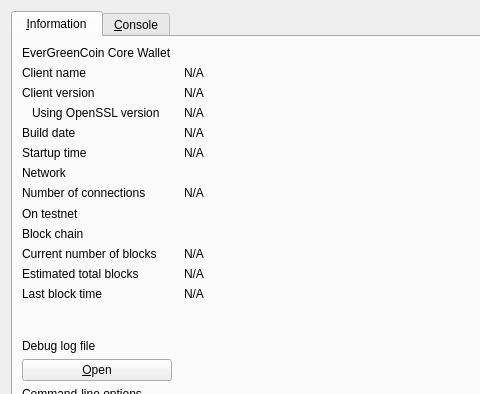
First picture: the form in src/qt/forms/rpcconsole.ui, repository EverGreenCoinDev/EverGreenCoin, before the edit; both pictures show x 0 to 480 and y 0 to 394 of the 740 by 491 pixel window.
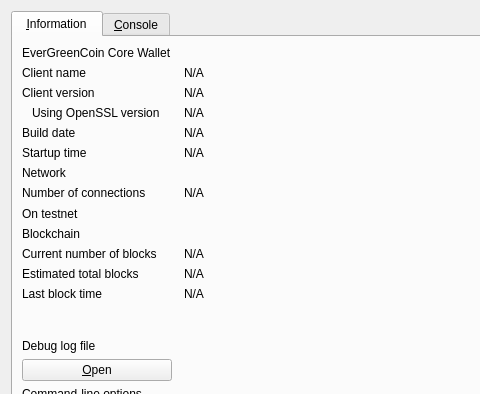
Second picture: the form after the edit. Icons and pictures are not drawn.

Diff of the .ui file:
```diff
--- a/src/qt/forms/rpcconsole.ui
+++ b/src/qt/forms/rpcconsole.ui
@@ -208,7 +208,7 @@
        <item row="9" column="0">
         <widget class="QLabel" name="label_10">
          <property name="text">
-          <string>Block chain</string>
+          <string>Blockchain</string>
          </property>
         </widget>
        </item>
```
